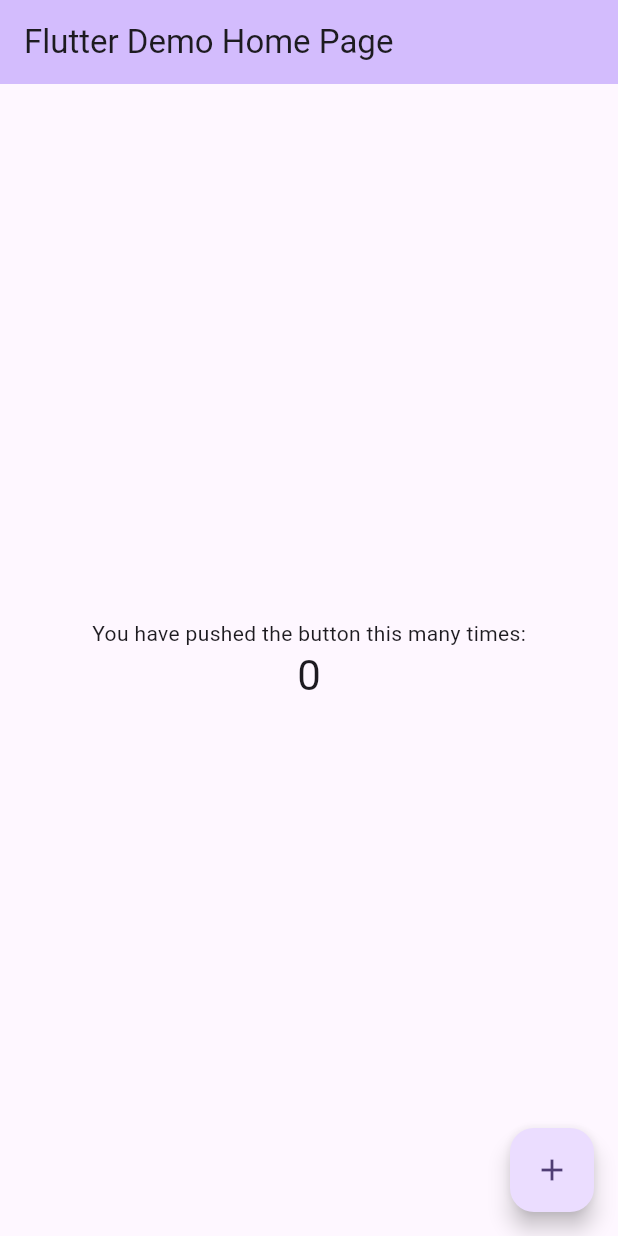
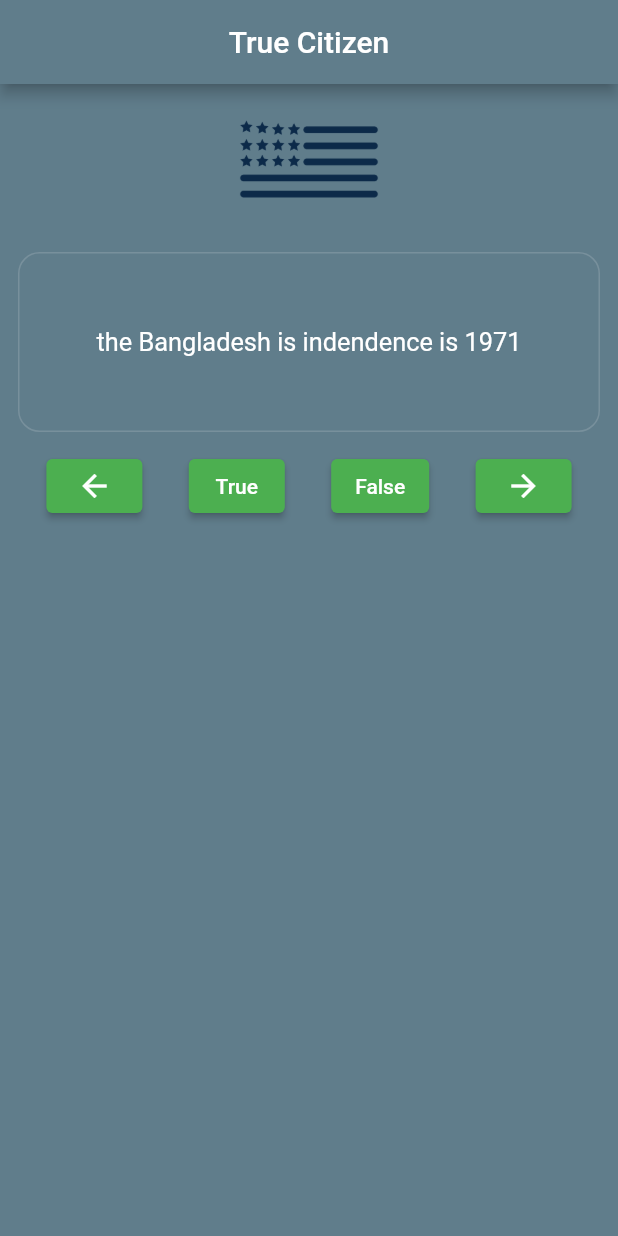
Before and after one commit to dirsty22/Quiz_App, a Flutter app: the screen it shows after launch, on a phone screen of 412 x 824 dp. Run offline on Flutter 3.47's test engine with Material 2 defaults, Android fonts, the phone set to English and light mode, and no system bars.

Commit message:
Finised Work

```diff
--- a/lib/main.dart
+++ b/lib/main.dart
@@ -1,125 +1,8 @@
 import 'package:flutter/material.dart';
+import 'package:quize_app/quiz_app/quiz.dart';
 
 void main() {
-  runApp(const MyApp());
+  runApp( MaterialApp(
+    home: QuizApp(),
+  ));
 }
-
-class MyApp extends StatelessWidget {
-  const MyApp({super.key});
-
-  // This widget is the root of your application.
-  @override
-  Widget build(BuildContext context) {
-    return MaterialApp(
-      title: 'Flutter Demo',
-      theme: ThemeData(
-        // This is the theme of your application.
-        //
-        // TRY THIS: Try running your application with "flutter run". You'll see
-        // the application has a blue toolbar. Then, without quitting the app,
-        // try changing the seedColor in the colorScheme below to Colors.green
-        // and then invoke "hot reload" (save your changes or press the "hot
-        // reload" button in a Flutter-supported IDE, or press "r" if you used
-        // the command line to start the app).
-        //
-        // Notice that the counter didn't reset back to zero; the application
-        // state is not lost during the reload. To reset the state, use hot
-        // restart instead.
-        //
-        // This works for code too, not just values: Most code changes can be
-        // tested with just a hot reload.
-        colorScheme: ColorScheme.fromSeed(seedColor: Colors.deepPurple),
-        useMaterial3: true,
-      ),
-      home: const MyHomePage(title: 'Flutter Demo Home Page'),
-    );
-  }
-}
-
-class MyHomePage extends StatefulWidget {
-  const MyHomePage({super.key, required this.title});
-
-  // This widget is the home page of your application. It is stateful, meaning
-  // that it has a State object (defined below) that contains fields that affect
-  // how it looks.
-
-  // This class is the configuration for the state. It holds the values (in this
-  // case the title) provided by the parent (in this case the App widget) and
-  // used by the build method of the State. Fields in a Widget subclass are
-  // always marked "final".
-
-  final String title;
-
-  @override
-  State<MyHomePage> createState() => _MyHomePageState();
-}
-
-class _MyHomePageState extends State<MyHomePage> {
-  int _counter = 0;
-
-  void _incrementCounter() {
-    setState(() {
-      // This call to setState tells the Flutter framework that something has
-      // changed in this State, which causes it to rerun the build method below
-      // so that the display can reflect the updated values. If we changed
-      // _counter without calling setState(), then the build method would not be
-      // called again, and so nothing would appear to happen.
-      _counter++;
-    });
-  }
-
-  @override
-  Widget build(BuildContext context) {
-    // This method is rerun every time setState is called, for instance as done
-    // by the _incrementCounter method above.
-    //
-    // The Flutter framework has been optimized to make rerunning build methods
-    // fast, so that you can just rebuild anything that needs updating rather
-    // than having to individually change instances of widgets.
-    return Scaffold(
-      appBar: AppBar(
-        // TRY THIS: Try changing the color here to a specific color (to
-        // Colors.amber, perhaps?) and trigger a hot reload to see the AppBar
-        // change color while the other colors stay the same.
-        backgroundColor: Theme.of(context).colorScheme.inversePrimary,
-        // Here we take the value from the MyHomePage object that was created by
-        // the App.build method, and use it to set our appbar title.
-        title: Text(widget.title),
-      ),
-      body: Center(
-        // Center is a layout widget. It takes a single child and positions it
-        // in the middle of the parent.
-        child: Column(
-          // Column is also a layout widget. It takes a list of children and
-          // arranges them vertically. By default, it sizes itself to fit its
-          // children horizontally, and tries to be as tall as its parent.
-          //
-          // Column has various properties to control how it sizes itself and
-          // how it positions its children. Here we use mainAxisAlignment to
-          // center the children vertically; the main axis here is the vertical
-          // axis because Columns are vertical (the cross axis would be
-          // horizontal).
-          //
-          // TRY THIS: Invoke "debug painting" (choose the "Toggle Debug Paint"
-          // action in the IDE, or press "p" in the console), to see the
-          // wireframe for each widget.
-          mainAxisAlignment: MainAxisAlignment.center,
-          children: <Widget>[
-            const Text(
-              'You have pushed the button this many times:',
-            ),
-            Text(
-              '$_counter',
-              style: Theme.of(context).textTheme.headlineMedium,
-            ),
-          ],
-        ),
-      ),
-      floatingActionButton: FloatingActionButton(
-        onPressed: _incrementCounter,
-        tooltip: 'Increment',
-        child: const Icon(Icons.add),
-      ), // This trailing comma makes auto-formatting nicer for build methods.
-    );
-  }
-}
--- /dev/null
+++ b/lib/quiz_app/question.dart
@@ -0,0 +1,8 @@
+class Question{
+
+   String questionText;
+   bool isCorrect;
+   Question.name(this.questionText,this.isCorrect);
+
+
+}
--- /dev/null
+++ b/lib/quiz_app/quiz.dart
@@ -0,0 +1,174 @@
+import 'package:flutter/material.dart';
+
+import 'package:quize_app/quiz_app/question.dart';
+
+import 'package:quize_app/quiz_app/quiz.dart';
+
+class QuizApp extends StatefulWidget {
+  @override
+  State<QuizApp> createState() => _QuizeAppState();
+}
+
+class _QuizeAppState extends State<QuizApp> {
+
+  int currentQuestionIndex= 0;
+
+  List questionBank = [
+    Question.name("the Bangladesh is indendence is 1971", true),
+    Question.name("Worker day is not may day", false),
+    Question.name("Bangladesh's population was around 166 million people. ", true),
+  ];
+
+  @override
+  Widget build(BuildContext context) {
+    return Scaffold(
+      appBar: AppBar(
+        title: Text("True Citizen"),
+        centerTitle: true,
+        backgroundColor: Colors.blueGrey,
+      ),
+      backgroundColor: Colors.blueGrey,
+      body: Builder(
+        builder:(BuildContext context) =>  Container(
+          child: Column(
+            mainAxisAlignment: MainAxisAlignment.center,
+            children: [
+              Center(
+                child: Image.asset(
+                  "images/flag.png",
+                  width: 150,
+                  height: 100,
+                ),
+              ),
+              Padding(
+                padding: const EdgeInsets.all(12.0),
+                child: Container(
+                  decoration: BoxDecoration(
+                    color: Colors.transparent,
+                    borderRadius: BorderRadius.circular(14.4),
+                    border: Border.all(
+                      color: Colors.blueGrey.shade400,
+                      style: BorderStyle.solid,
+                    ),
+                  ),
+                  height: 120.0,
+                  child: Center(
+                      child: Padding(
+                    padding: const EdgeInsets.all(8.0),
+                    child: Text(
+                      questionBank[currentQuestionIndex].questionText,
+                      style: TextStyle(
+                        fontSize: 16.9,
+                        color: Colors.white,
+                      ),
+                    ),
+                  )),
+                ),
+              ),
+              Row(
+                mainAxisAlignment: MainAxisAlignment.spaceEvenly,
+                children: [
+
+                    ElevatedButton(
+                    child: Icon(
+                      Icons.arrow_back,
+                      color: Colors.white,
+                    ),
+                    onPressed: () => preQuestion(),
+                    style: ButtonStyle(
+                      backgroundColor: MaterialStateProperty.all<Color>(
+                        Colors.green, // Change this color to the desired color
+                      ),
+                    ),
+                  ),
+
+                  ElevatedButton(
+                    child: Text(
+                      "True",
+                      style: TextStyle(color: Colors.white),
+                    ),
+                    onPressed: () => checkAnswer(true,context),
+                    style: ButtonStyle(
+                      backgroundColor: MaterialStateProperty.all<Color>(
+                        Colors.green, // Change this color to the desired color
+                      ),
+                    ),
+                  ),
+                  ElevatedButton(
+                    child: Text(
+                      "False",
+                      style: TextStyle(color: Colors.white),
+                    ),
+                    onPressed: () => checkAnswer(false,context),
+                    style: ButtonStyle(
+                      backgroundColor: MaterialStateProperty.all<Color>(
+                        Colors.green, // Change this color to the desired color
+                      ),
+                    ),
+                  ),
+
+
+
+                  ElevatedButton(
+                    child: Icon(
+                      Icons.arrow_forward,
+                      color: Colors.white,
+                    ),
+                    onPressed: () => nestQuestion(),
+                    style: ButtonStyle(
+                      backgroundColor: MaterialStateProperty.all<Color>(
+                        Colors.green, // Change this color to the desired color
+                      ),
+                    ),
+                  ),
+                ],
+              ),
+              Spacer(),
+            ],
+          ),
+        ),
+      ),
+    );
+  }
+
+  checkAnswer(bool userChoice, BuildContext context) {
+    if(userChoice == questionBank[currentQuestionIndex].isCorrect){
+
+      final snackbar = SnackBar(
+        duration: Duration(milliseconds: 500),
+        backgroundColor: Colors.green,
+        content: Text("Correct!"));
+      ScaffoldMessenger.of(context).showSnackBar(snackbar);
+          setState(() {
+            currentQuestionIndex++;
+          });
+    }else{
+      debugPrint("InCorrect");
+      final snackbar = SnackBar(
+        duration: Duration(milliseconds: 500),
+        backgroundColor: const Color.fromARGB(255, 228, 108, 108),
+        content: Text("InCorrect!"));
+      ScaffoldMessenger.of(context).showSnackBar(snackbar);
+      updateQuestion();
+    }
+  }
+
+updateQuestion(){
+    setState(() {
+     currentQuestionIndex=(currentQuestionIndex+1)%questionBank.length;
+   });
+}
+
+  nestQuestion() {
+
+    updateQuestion();
+  }
+
+  preQuestion() {
+
+     setState(() {
+     currentQuestionIndex=(currentQuestionIndex-1)%questionBank.length;
+   });
+
+  }
+}
--- a/pubspec.yaml
+++ b/pubspec.yaml
@@ -59,8 +59,8 @@ flutter:
   uses-material-design: true
 
   # To add assets to your application, add an assets section, like this:
-  # assets:
-  #   - images/a_dot_burr.jpeg
+  assets:
+    - images/
   #   - images/a_dot_ham.jpeg
 
   # An image asset can refer to one or more resolution-specific "variants", see
```
Also changed, not shown: images/flag.png (added), 1 other file.
